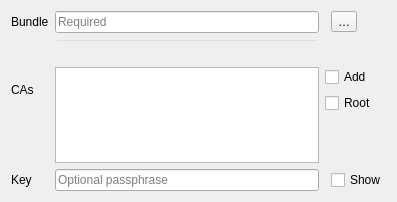
Qt form src/auth/pkipkcs12/gui/qgsauthpkcs12edit.ui (qgis/QGIS) before a commit.
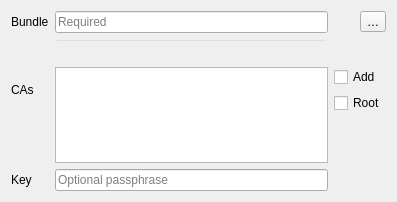
The same form after that commit. Custom widgets are drawn as their Qt base class.

Commit message: use password line edit in auth method editors instead of line edit and checkbox combination

```diff
--- a/src/auth/pkipkcs12/gui/qgsauthpkcs12edit.ui
+++ b/src/auth/pkipkcs12/gui/qgsauthpkcs12edit.ui
@@ -108,19 +108,6 @@
      </property>
     </widget>
    </item>
-   <item row="4" column="3">
-    <widget class="QCheckBox" name="chkPkcs12PassShow">
-     <property name="sizePolicy">
-      <sizepolicy hsizetype="Maximum" vsizetype="Fixed">
-       <horstretch>0</horstretch>
-       <verstretch>0</verstretch>
-      </sizepolicy>
-     </property>
-     <property name="text">
-      <string>Show</string>
-     </property>
-    </widget>
-   </item>
    <item row="5" column="1" colspan="2">
     <spacer name="verticalSpacer">
      <property name="orientation">
@@ -173,6 +160,13 @@
    </item>
   </layout>
  </widget>
+ <customwidgets>
+  <customwidget>
+   <class>QgsPasswordLineEdit</class>
+   <extends>QLineEdit</extends>
+   <header>qgspasswordlineedit.h</header>
+  </customwidget>
+ </customwidgets>
  <tabstops>
   <tabstop>lePkcs12Bundle</tabstop>
   <tabstop>btnPkcs12Bundle</tabstop>
```
Left out of the diff: 3 changed lines with no effect on the pictures. The commit also changes 11 other files.
